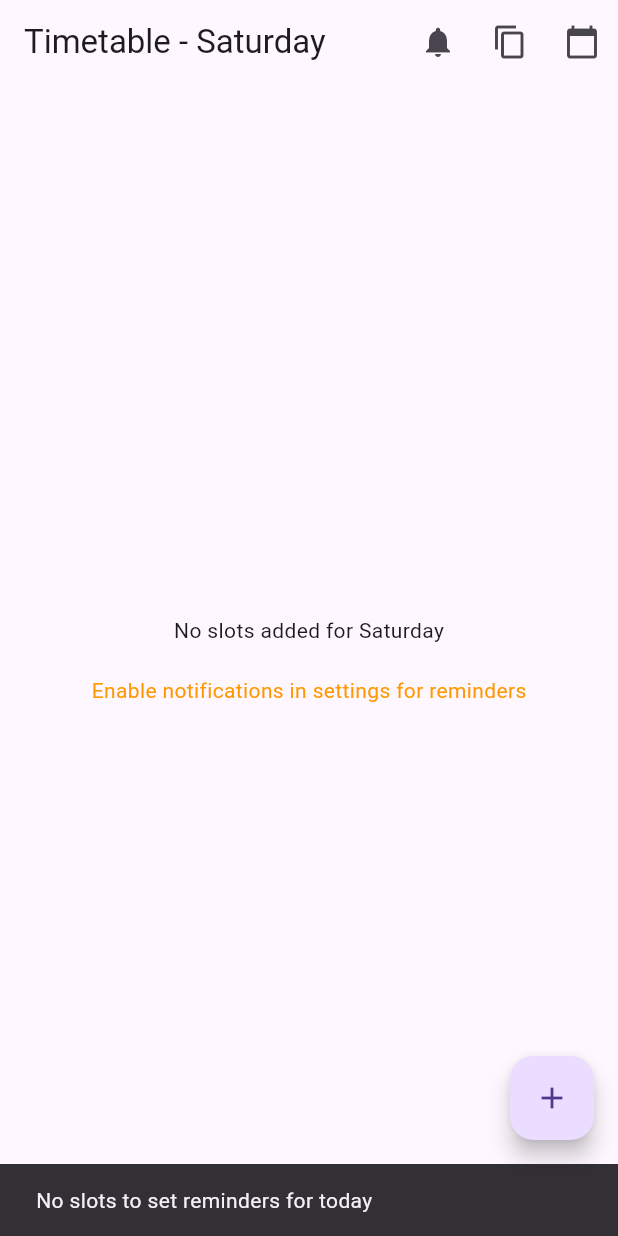
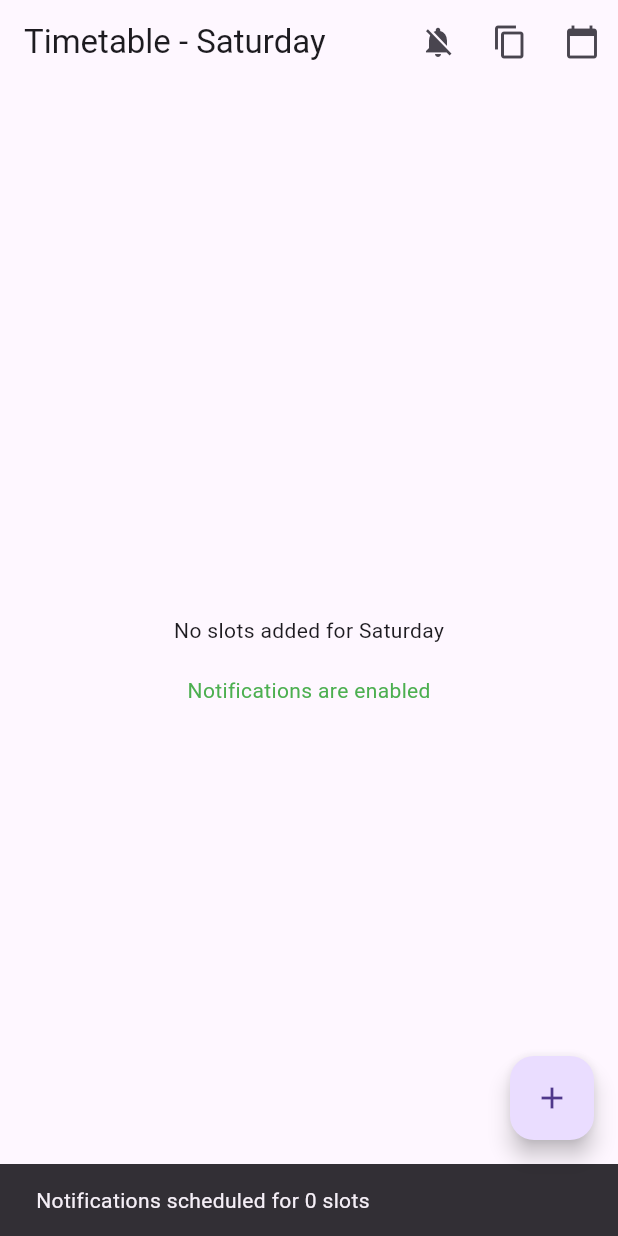
Before and after one commit to NikhiL34343/timetable, a Flutter app: the screen it shows after launch, after a tap on the "notifications" icon, on a phone screen of 412 x 824 dp. Run offline on Flutter 3.47's test engine with Material 3 defaults, Android fonts, the phone set to English and light mode, and no system bars; our stand-ins replace flutter_local_notifications, permission_handler, timezone.

Commit message:
nothing changed

```diff
--- a/lib/main.dart
+++ b/lib/main.dart
@@ -88,28 +88,15 @@ class _TimetableScreenState extends State<TimetableScreen> {
   }
 
   Future<void> _scheduleNotificationsForToday() async {
-    // Cancel all existing notifications first
     await _notificationsPlugin.cancelAll();
 
     final now = DateTime.now();
     final today = DateFormat('EEEE').format(now);
-
-    // Get today's slots
     final todaySlots = _timetable[today] ?? [];
 
-    if (todaySlots.isEmpty) {
-      ScaffoldMessenger.of(context).showSnackBar(
-        SnackBar(content: Text('No slots to set reminders for today')),
-      );
-      return;
-    }
+    int notificationId = 0;
 
-    int scheduledCount = 0;
-
-    for (int i = 0; i < todaySlots.length; i++) {
-      final slot = todaySlots[i];
-
-      // Schedule start notification
+    for (var slot in todaySlots) {
       final startDateTime = DateTime(
         now.year,
         now.month,
@@ -118,7 +105,6 @@ class _TimetableScreenState extends State<TimetableScreen> {
         slot.start.minute,
       );
 
-      // Schedule end notification
       final endDateTime = DateTime(
         now.year,
         now.month,
@@ -127,45 +113,34 @@ class _TimetableScreenState extends State<TimetableScreen> {
         slot.end.minute,
       );
 
-      // Only schedule if the time is in the future
       if (startDateTime.isAfter(now)) {
         await _notificationsPlugin.zonedSchedule(
-          i * 2, // Unique ID for start notification
-          'Timetable Reminder',
-          '${slot.title} is starting now',
+          notificationId++,
+          'Slot Started',
+          '${slot.title} started at ${slot.start.format(context)}',
           tz.TZDateTime.from(startDateTime, tz.local),
           const NotificationDetails(
-            android: AndroidNotificationDetails(
-              'timetable_channel',
-              'Timetable Notifications',
-              channelDescription: 'Notifications for timetable slots',
-              importance: Importance.high,
-              priority: Priority.high,
-            ),
+            android: AndroidNotificationDetails('slot_channel', 'Timetable Reminders'),
           ),
-          uiLocalNotificationDateInterpretation: UILocalNotificationDateInterpretation.absoluteTime,
+          androidAllowWhileIdle: true,
+          uiLocalNotificationDateInterpretation:
+              UILocalNotificationDateInterpretation.absoluteTime,
         );
-        scheduledCount++;
       }
 
       if (endDateTime.isAfter(now)) {
         await _notificationsPlugin.zonedSchedule(
-          i * 2 + 1, // Unique ID for end notification
-          'Timetable Reminder',
-          '${slot.title} is ending now',
+          notificationId++,
+          'Slot Ended',
+          '${slot.title} ended at ${slot.end.format(context)}',
           tz.TZDateTime.from(endDateTime, tz.local),
           const NotificationDetails(
-            android: AndroidNotificationDetails(
-              'timetable_channel',
-              'Timetable Notifications',
-              channelDescription: 'Notifications for timetable slots',
-              importance: Importance.high,
-              priority: Priority.high,
-            ),
+            android: AndroidNotificationDetails('slot_channel', 'Timetable Reminders'),
           ),
-          uiLocalNotificationDateInterpretation: UILocalNotificationDateInterpretation.absoluteTime,
+          androidAllowWhileIdle: true,
+          uiLocalNotificationDateInterpretation:
+              UILocalNotificationDateInterpretation.absoluteTime,
         );
-        scheduledCount++;
       }
     }
 
@@ -174,7 +149,7 @@ class _TimetableScreenState extends State<TimetableScreen> {
     });
 
     ScaffoldMessenger.of(context).showSnackBar(
-      SnackBar(content: Text('$scheduledCount notifications scheduled for today')),
+      SnackBar(content: Text('Notifications scheduled for ${todaySlots.length} slots')),
     );
   }
 
--- a/pubspec.yaml
+++ b/pubspec.yaml
@@ -33,6 +33,7 @@ dependencies:
   flutter_local_notifications: ^17.0.0
   permission_handler: ^11.0.1
   timezone: ^0.9.2
+  shared_preferences: ^2.2.2
   # The following adds the Cupertino Icons font to your application.
   # Use with the CupertinoIcons class for iOS style icons.
   cupertino_icons: ^1.0.8
```
Also changed, not shown: pubspec.lock, 1 other file.
